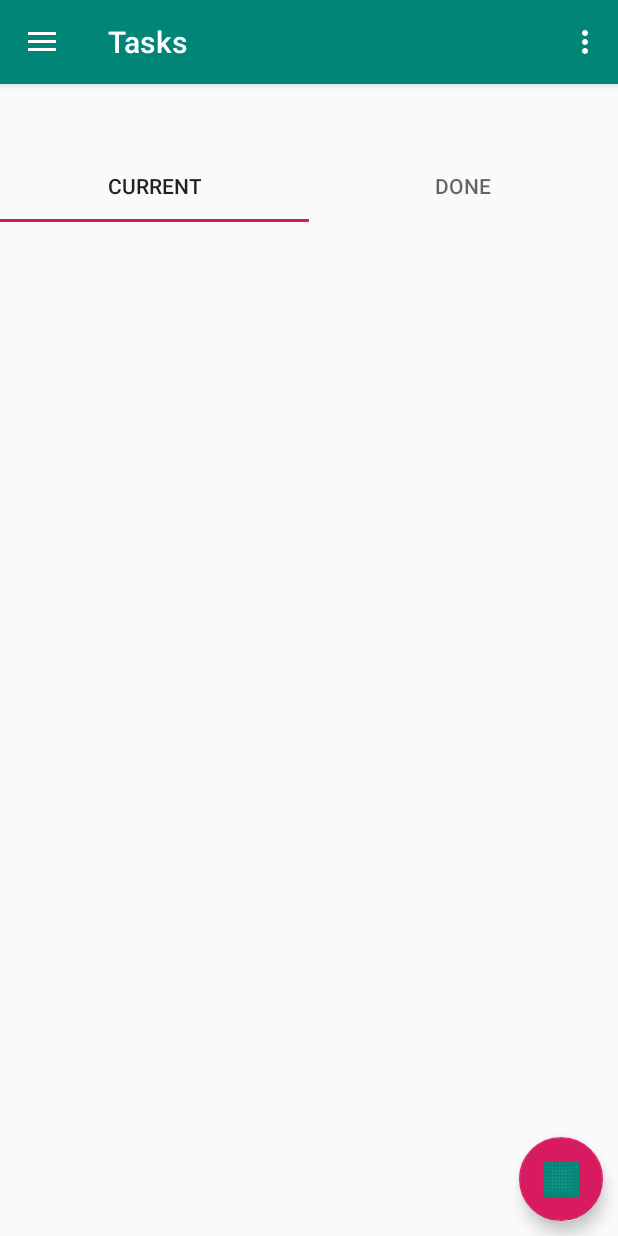
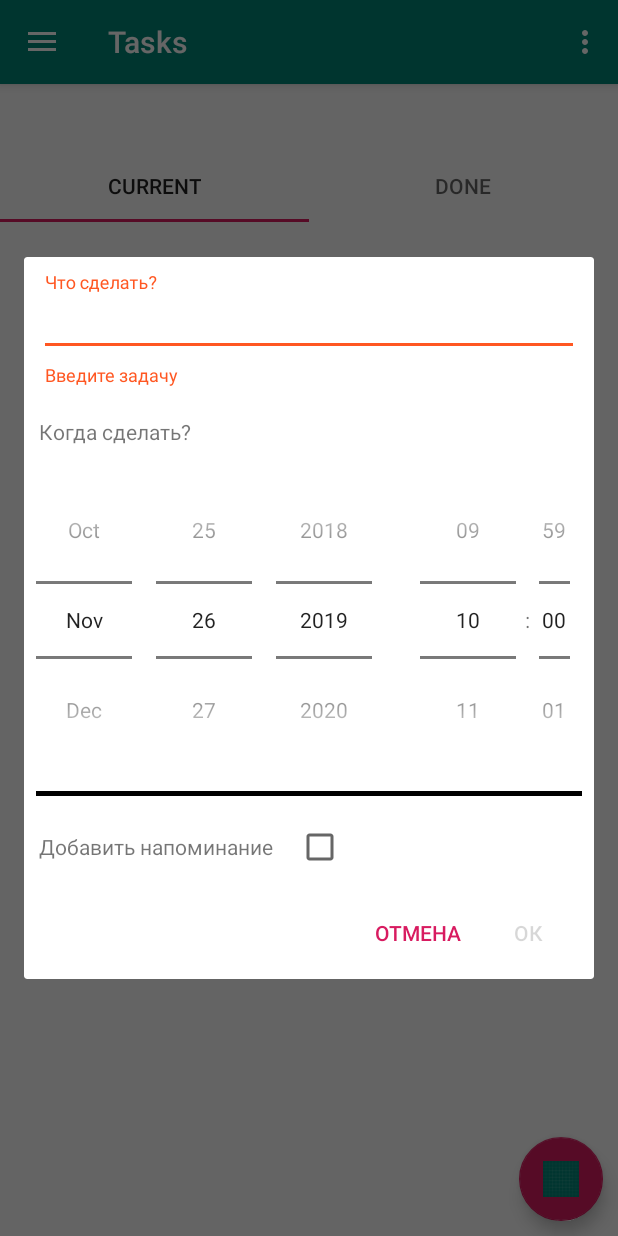
Before and after one commit to aaaann/SimpleTaskManager, an Android app: the screen it shows after launch (MainActivity), after a tap on an icon or button, on a phone screen of 412 x 824 dp. Run offline under Robolectric (Android 15) with nearby library versions, the phone set to English and light mode, and no system bars; our stand-ins replace Room's generated code, navigation-ui.

```diff
--- a/app/src/main/java/com/annevonwolffen/androidschool/taskmanager/ui/view/adapters/TabAdapter.java
+++ b/app/src/main/java/com/annevonwolffen/androidschool/taskmanager/ui/view/adapters/TabAdapter.java
@@ -12,8 +12,8 @@ import com.annevonwolffen.androidschool.taskmanager.ui.view.fragments.DoneTasksF
 public class TabAdapter extends FragmentPagerAdapter {
 
     private int mNumberOfPages;
-    private CurrentTasksFragment mCurrentTasksFragment;
-    private DoneTasksFragment mDoneTasksFragment;
+    private final CurrentTasksFragment mCurrentTasksFragment;
+    private final DoneTasksFragment mDoneTasksFragment;
 
     public TabAdapter(@NonNull FragmentManager fm, int numberOfPages) {
         super(fm, BEHAVIOR_RESUME_ONLY_CURRENT_FRAGMENT);
--- a/app/src/main/java/com/annevonwolffen/androidschool/taskmanager/ui/view/dialogfragments/AddTaskDialogFragment.java
+++ b/app/src/main/java/com/annevonwolffen/androidschool/taskmanager/ui/view/dialogfragments/AddTaskDialogFragment.java
@@ -4,9 +4,11 @@ import android.app.AlertDialog;
 import android.app.Dialog;
 import android.content.Context;
 import android.content.DialogInterface;
+import android.os.Build;
 import android.os.Bundle;
 import android.text.Editable;
 import android.text.TextWatcher;
+import android.util.Log;
 import android.view.LayoutInflater;
 import android.view.View;
 import android.widget.Button;
@@ -21,27 +23,29 @@ import androidx.fragment.app.DialogFragment;
 import com.annevonwolffen.androidschool.taskmanager.R;
 import com.google.android.material.textfield.TextInputLayout;
 
+import java.util.Calendar;
 import java.util.Date;
 
 import static com.annevonwolffen.androidschool.taskmanager.ui.util.ConvertUtils.stringToDate;
 
-public class AddTaskDialogFragment extends DialogFragment {
+public class AddTaskDialogFragment extends DialogFragment  {
+
+    private final static String TAG = "AddTaskDialogFragment";
 
     public interface AddDialogListener {
+
         public void onDialogPositiveClick(String title, Date dateTime, boolean isNotifEnabled);
         public void onDialogNegativeClick();
     }
-
     AddDialogListener addDialogListener;
 
     @Override
     public void onAttach(@NonNull Context context) {
         super.onAttach(context);
         try {
-            addDialogListener = (AddDialogListener) context;
+            addDialogListener = (AddDialogListener) getTargetFragment();
         } catch (ClassCastException e) {
-            // The activity doesn't implement the interface, throw exception
-            throw new ClassCastException("must implement NoticeDialogListener");
+            throw new ClassCastException("must implement AddDialogListener");
         }
     }
 
@@ -52,10 +56,33 @@ public class AddTaskDialogFragment extends DialogFragment {
         LayoutInflater inflater = requireActivity().getLayoutInflater();
 
         final View root = inflater.inflate(R.layout.dialog_add_task, null);
-//        TextInputLayout tilTitle = root.findViewById(R.id.til_title);
         final EditText etTitle  = root.findViewById(R.id.et_task_title);
+        final StringBuilder date = new StringBuilder();
+        final StringBuilder time = new StringBuilder();
         final DatePicker taskDate = root.findViewById(R.id.date_picker);
+        Calendar calendar = Calendar.getInstance();
+        taskDate.init(calendar.get(Calendar.YEAR), calendar.get(Calendar.MONTH), calendar.get(Calendar.DAY_OF_MONTH), new DatePicker.OnDateChangedListener() {
+            @Override
+            public void onDateChanged(DatePicker view, int year, int monthOfYear, int dayOfMonth) {
+                Log.d(TAG, "onDateChanged() called with: view = [" + view + "], year = [" + year + "], monthOfYear = [" + monthOfYear + "], dayOfMonth = [" + dayOfMonth + "]");
+                date.setLength(0);
+                date.append(defineDate(year, monthOfYear, dayOfMonth));
+            }
+        });
+        date.append(defineDate(taskDate.getYear(), taskDate.getMonth(), taskDate.getDayOfMonth()));
+
         final TimePicker taskTime = root.findViewById(R.id.time_picker);
+        taskTime.setIs24HourView(true);
+        taskTime.setCurrentHour(calendar.get(Calendar.HOUR_OF_DAY));
+        time.append(defineTime(taskTime.getCurrentHour(), taskTime.getCurrentMinute()));
+        taskTime.setOnTimeChangedListener(new TimePicker.OnTimeChangedListener() {
+            @Override
+            public void onTimeChanged(TimePicker view, int hourOfDay, int minute) {
+                Log.d(TAG, "onTimeChanged() called with: view = [" + view + "], hourOfDay = [" + hourOfDay + "], minute = [" + minute + "]");
+                time.setLength(0);
+                time.append(defineTime(hourOfDay, minute));
+            }
+        });
         builder.setView(root)
                 .setPositiveButton("ОК", new DialogInterface.OnClickListener() {
                     @Override
@@ -63,10 +90,8 @@ public class AddTaskDialogFragment extends DialogFragment {
 
                         String title = etTitle.getText().toString();
                         boolean isNotifEnabled = root.findViewById(R.id.chbx_add_notif).isEnabled();
-                        // todo: get date and time and convert to date
-                        String date = taskDate.getDayOfMonth() + "." + (taskDate.getMonth() + 1) + "." + taskDate.getYear();
-                        String time = taskTime.getCurrentHour() + " : " + taskTime.getCurrentMinute();
-                        String dateTime = date + " " + time;
+                        String dateTime = date.toString() + " " + time.toString();
+                        Log.d(TAG, "onPositiveButtonClick: " + dateTime);
                         addDialogListener.onDialogPositiveClick(title, stringToDate(dateTime), isNotifEnabled);
                         dialog.dismiss();
                     }
@@ -114,12 +139,21 @@ public class AddTaskDialogFragment extends DialogFragment {
 
                     }
                 });
-
-
             }
         });
 
         return addDialog;
     }
 
+    private String defineDate(int year, int monthOfYear, int dayOfMonth) {
+        return dayOfMonth + "." +
+                (monthOfYear + 1) + "." +
+                year;
+    };
+
+    private String defineTime(int hourOfDay, int minute) {
+        return hourOfDay + ":" + minute;
+    }
+
+
 }
--- a/app/src/main/java/com/annevonwolffen/androidschool/taskmanager/ui/view/fragments/CurrentTasksFragment.java
+++ b/app/src/main/java/com/annevonwolffen/androidschool/taskmanager/ui/view/fragments/CurrentTasksFragment.java
@@ -28,6 +28,7 @@ public class CurrentTasksFragment extends Fragment implements ICurrentTasksContr
         AddTaskDialogFragment.AddDialogListener {
     public static final String PAGE_TITLE = "Current";
     private static final String DIALOG_TAG = "AddTaskDialogFragment";
+    private static final int FRAGMENT_TAG = 0;
 
     private ICurrentTasksContract.IPresenter mPresenter;
     private CurrentTasksAdapter mAdapter;
@@ -97,6 +98,7 @@ public class CurrentTasksFragment extends Fragment implements ICurrentTasksContr
     @Override
     public void openAddingDialog() {
         DialogFragment dialog = new AddTaskDialogFragment();
+        dialog.setTargetFragment(this, FRAGMENT_TAG);
         dialog.show(getFragmentManager(), DIALOG_TAG);
     }
 
--- a/app/src/main/res/layout/dialog_add_task.xml
+++ b/app/src/main/res/layout/dialog_add_task.xml
@@ -11,6 +11,7 @@
         android:layout_width="match_parent"
         android:layout_height="wrap_content"
         android:hint="Что сделать?"
+        android:layout_margin="10dp"
         app:errorEnabled="true">
 
         <com.google.android.material.textfield.TextInputEditText
@@ -23,7 +24,8 @@
     <TextView
         android:layout_width="match_parent"
         android:layout_height="wrap_content"
-        android:text="Когда сделать?" />
+        android:text="Когда сделать?"
+        android:layout_margin="10dp"/>
 
     <LinearLayout
         android:layout_width="match_parent"
@@ -32,29 +34,31 @@
         <DatePicker
             android:id="@+id/date_picker"
             android:layout_width="wrap_content"
-            android:layout_height="52dp"
+            android:layout_height="wrap_content"
             android:calendarViewShown="false"
             android:datePickerMode="spinner" />
 
         <TimePicker
             android:id="@+id/time_picker"
             android:layout_width="wrap_content"
-            android:layout_height="52dp"
+            android:layout_height="wrap_content"
             android:timePickerMode="spinner" />
 
     </LinearLayout>
 
     <View
         android:layout_width="match_parent"
-        android:layout_height="1dp"
+        android:layout_height="3dp"
         android:layout_marginTop="10dp"
         android:layout_marginBottom="8dp"
-        android:background="#000000" />
+        android:background="#000000"
+        android:layout_margin="8dp"/>
 
     <LinearLayout
         android:layout_width="match_parent"
         android:layout_height="wrap_content"
-        android:orientation="horizontal">
+        android:orientation="horizontal"
+        android:layout_margin="10dp">
 
         <TextView
             android:layout_width="wrap_content"
```
